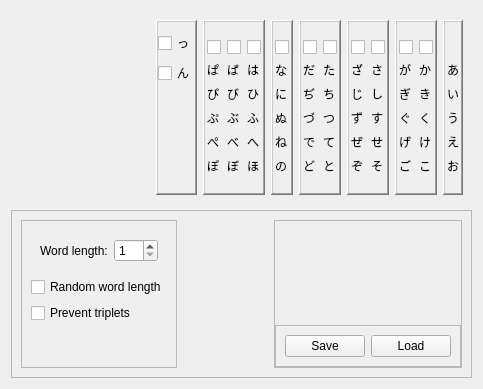
Above: settings.ui from mikewii/PSY before the change. Below: the same form after it.
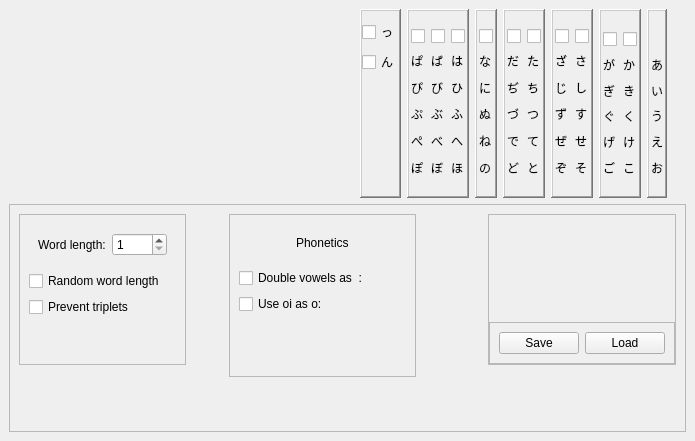
That is the form after the change.

Commit message: broken vowel check

```diff
--- a/settings.ui
+++ b/settings.ui
@@ -6,16 +6,22 @@
    <rect>
     <x>0</x>
     <y>0</y>
-    <width>483</width>
-    <height>389</height>
+    <width>695</width>
+    <height>441</height>
    </rect>
   </property>
   <property name="windowTitle">
    <string>Form</string>
   </property>
-  <layout class="QVBoxLayout" name="verticalLayout_3">
-   <item>
     <widget class="QWidget" name="alphabet" native="true">
+   <property name="geometry">
+    <rect>
+     <x>9</x>
+     <y>9</y>
+     <width>658</width>
+     <height>189</height>
+    </rect>
+   </property>
      <property name="sizePolicy">
       <sizepolicy hsizetype="Preferred" vsizetype="Maximum">
        <horstretch>0</horstretch>
@@ -809,18 +815,30 @@
       </item>
      </layout>
     </widget>
-   </item>
-   <item>
     <widget class="QFrame" name="otherSettings">
+   <property name="geometry">
+    <rect>
+     <x>9</x>
+     <y>204</y>
+     <width>677</width>
+     <height>228</height>
+    </rect>
+   </property>
      <property name="frameShape">
       <enum>QFrame::StyledPanel</enum>
      </property>
      <property name="frameShadow">
       <enum>QFrame::Raised</enum>
      </property>
-     <layout class="QHBoxLayout" name="horizontalLayout_9">
-      <item>
        <widget class="QFrame" name="leftSide">
+    <property name="geometry">
+     <rect>
+      <x>10</x>
+      <y>10</y>
+      <width>167</width>
+      <height>151</height>
+     </rect>
+    </property>
         <property name="frameShape">
          <enum>QFrame::StyledPanel</enum>
         </property>
@@ -880,22 +898,15 @@
          </item>
         </layout>
        </widget>
-      </item>
-      <item>
-       <spacer name="horizontalSpacer">
-        <property name="orientation">
-         <enum>Qt::Horizontal</enum>
-        </property>
-        <property name="sizeHint" stdset="0">
-         <size>
-          <width>297</width>
-          <height>20</height>
-         </size>
-        </property>
-       </spacer>
-      </item>
-      <item>
        <widget class="QFrame" name="rightSide">
+    <property name="geometry">
+     <rect>
+      <x>479</x>
+      <y>10</y>
+      <width>188</width>
+      <height>151</height>
+     </rect>
+    </property>
         <property name="frameShape">
          <enum>QFrame::StyledPanel</enum>
         </property>
@@ -959,11 +970,91 @@
          </item>
         </layout>
        </widget>
-      </item>
+   <widget class="QFrame" name="frame_3">
+    <property name="geometry">
+     <rect>
+      <x>220</x>
+      <y>10</y>
+      <width>187</width>
+      <height>163</height>
+     </rect>
+    </property>
+    <property name="frameShape">
+     <enum>QFrame::StyledPanel</enum>
+    </property>
+    <property name="frameShadow">
+     <enum>QFrame::Raised</enum>
+    </property>
+    <layout class="QVBoxLayout" name="verticalLayout_3">
+     <item>
+      <widget class="QWidget" name="widget_3" native="true">
+       <layout class="QHBoxLayout" name="horizontalLayout_9">
+        <item>
+         <spacer name="horizontalSpacer">
+          <property name="orientation">
+           <enum>Qt::Horizontal</enum>
+          </property>
+          <property name="sizeHint" stdset="0">
+           <size>
+            <width>40</width>
+            <height>20</height>
+           </size>
+          </property>
+         </spacer>
+        </item>
+        <item>
+         <widget class="QLabel" name="label_2">
+          <property name="text">
+           <string>Phonetics</string>
+          </property>
+         </widget>
+        </item>
+        <item>
+         <spacer name="horizontalSpacer_3">
+          <property name="orientation">
+           <enum>Qt::Horizontal</enum>
+          </property>
+          <property name="sizeHint" stdset="0">
+           <size>
+            <width>40</width>
+            <height>20</height>
+           </size>
+          </property>
+         </spacer>
+        </item>
      </layout>
     </widget>
    </item>
-  </layout>
+     <item>
+      <widget class="QCheckBox" name="check_doubleVowelsPho">
+       <property name="text">
+        <string>Double vowels as  :</string>
+       </property>
+      </widget>
+     </item>
+     <item>
+      <widget class="QCheckBox" name="check_oiPho">
+       <property name="text">
+        <string>Use oi as o:</string>
+       </property>
+      </widget>
+     </item>
+     <item>
+      <spacer name="verticalSpacer_4">
+       <property name="orientation">
+        <enum>Qt::Vertical</enum>
+       </property>
+       <property name="sizeHint" stdset="0">
+        <size>
+         <width>20</width>
+         <height>40</height>
+        </size>
+       </property>
+      </spacer>
+     </item>
+    </layout>
+   </widget>
+  </widget>
  </widget>
  <resources/>
  <connections/>
```
Lines whose indentation alone changed are shown as unchanged. The commit also changes 10 other files.
